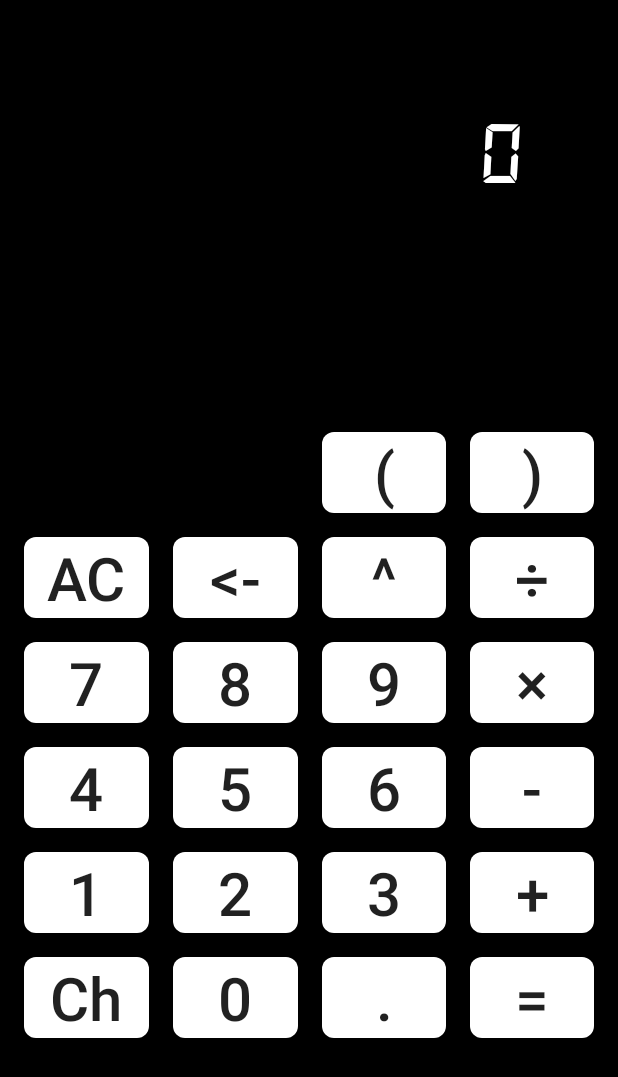
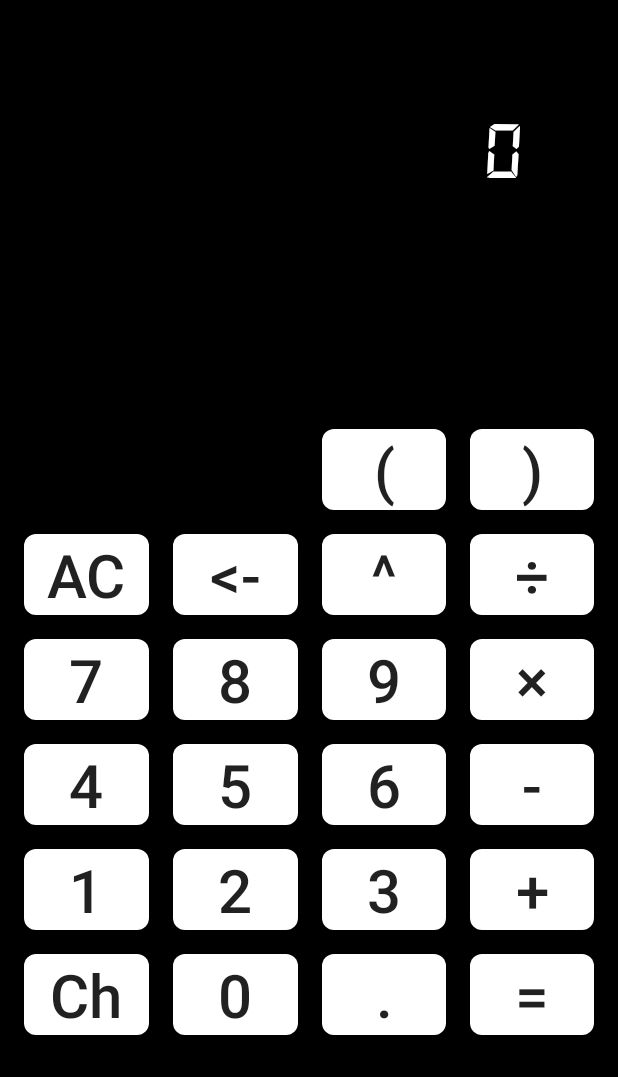
Before and after one commit to OscarMui/MyCalculator, an Android app: the screen it shows after launch (MainActivity), on a phone screen of 412 x 824 dp. Shown: the top 1077 px of the screen. Run offline under Robolectric (Android 15) with nearby library versions, the phone set to English and light mode, and no system bars.

Commit message:
Increase output length to 10 digits

```diff
--- a/app/src/main/java/com/example/mycalculator/MainActivity.java
+++ b/app/src/main/java/com/example/mycalculator/MainActivity.java
@@ -85,7 +85,7 @@ public class MainActivity extends AppCompatActivity{
                 }
                 Log.d(TAG,Double.toString(result - Math.floor(result)));
                 //check whether they are integer or double
-                if(Math.abs(result)<Math.pow(10,6) && //If larger than 10^6, we would represent our number in exponential form
+                if(Math.abs(result)<Math.pow(10,9) && //If larger than 10^10, we would represent our number in exponential form
                         Math.abs(result - Math.floor(result))<0.0000000001 && //Check whether it is an integer, with a little tolerance
                         !Double.isInfinite(result)){ //Check whether double stores "Infinity"
                     output.setText(Integer.toString((int) result));
@@ -97,7 +97,7 @@ public class MainActivity extends AppCompatActivity{
                         //Separate the output with the magnitude&sign and exponent using string methods
                         int ePos = text.indexOf('E');
 
-                        output.setText(text.substring(0,Math.min(ePos,result<0 ? 11 : 10)));//A substring of 'text' starting from 0 (INCLUSIVE) to e (EXCLUSIVE)/10
+                        output.setText(text.substring(0,Math.min(ePos,result<0 ? 12 : 11)));//A substring of 'text' starting from 0 (INCLUSIVE) to e (EXCLUSIVE)/10
                         //same line if statement, condition ? valueIfTrue : valueIfFalse
                         tenToThePower.setText(text.substring(ePos+1)); //A substring of 'text' starting from the position of e+1 (INCLUSIVE)
                         tenToThePower.setVisibility(View.VISIBLE);
--- a/app/src/main/res/layout/activity_main.xml
+++ b/app/src/main/res/layout/activity_main.xml
@@ -63,7 +63,7 @@
             android:fontFamily="@font/segment7standard"
             android:text="0"
             android:textColor="#FFFFFF"
-            android:textSize="50dp"
+            android:textSize="45dp"
             app:layout_constraintBottom_toBottomOf="parent"
             app:layout_constraintEnd_toStartOf="@+id/timesTen"
             app:layout_constraintTop_toBottomOf="@+id/inputScroll" />
```
